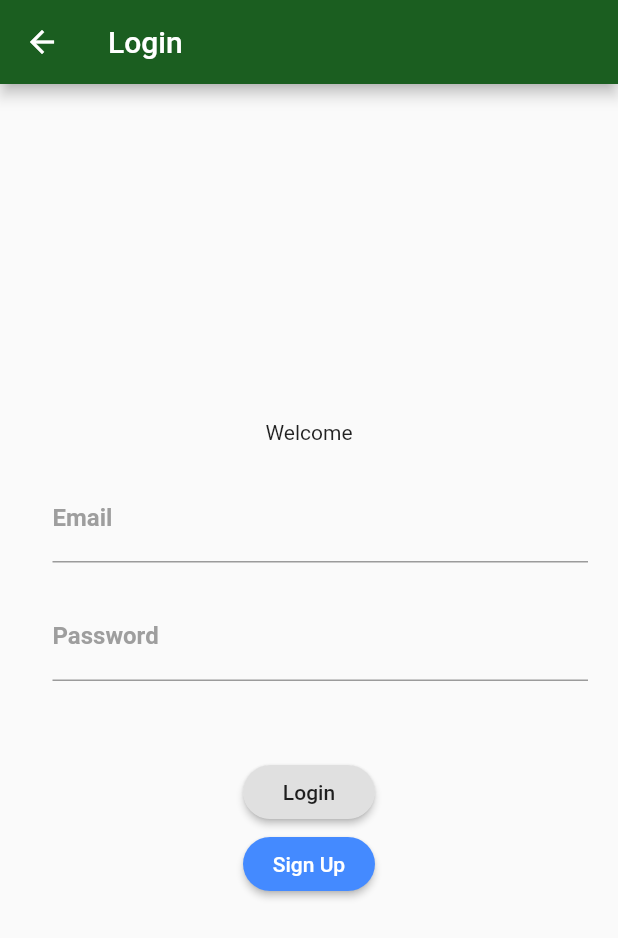
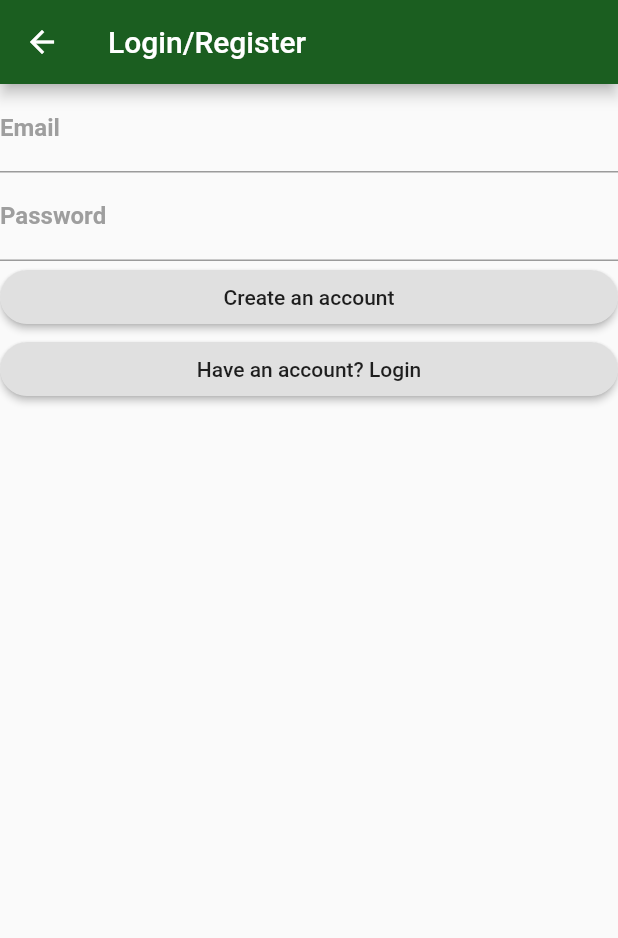
Before and after one commit to k-ly73/BobaFrenzy, a Flutter app: the LoginPage screen opened by its route, on a phone screen of 412 x 824 dp. Shown: the top 938 px of the screen. Run offline on Flutter 3.47's test engine with Material 2 defaults, Android fonts, the phone set to English and light mode, and no system bars; our stand-ins replace firebase_auth; accounts and stored records are empty; Roboto replaces fonts that are missing (Montserra).

Commit message:
Updated Login authentication

```diff
--- a/app/lib/main.dart
+++ b/app/lib/main.dart
@@ -15,7 +15,7 @@ class MyApp extends StatelessWidget {
     return MaterialApp(
       theme: ThemeData(primaryColor: Colors.green[900]),
 
-      home: CreateDrink(),
+      home: IntroScreen(),
       routes: <String, WidgetBuilder> {
         "/profile": (BuildContext context) => new ProfilePage(),
         "/collections": (BuildContext context) => new CollectionsPage(),
--- a/app/lib/screens/collections.dart
+++ b/app/lib/screens/collections.dart
@@ -1,5 +1,4 @@
 import 'package:flutter/material.dart';
-
 class CollectionsPage extends StatelessWidget {
   static const String routeName = "/collections";
 
--- a/app/lib/screens/login.dart
+++ b/app/lib/screens/login.dart
@@ -1,13 +1,66 @@
 import 'package:flutter/material.dart';
 import 'package:firebase_auth/firebase_auth.dart';
-import 'package:google_sign_in/google_sign_in.dart';
+import 'home_page.dart';
 
-import 'home_page.dart';
-class LoginPage extends StatelessWidget {
+class LoginPage extends StatefulWidget{
+  @override
+  State<StatefulWidget> createState() => new _LoginPage();
+}
+
+enum FormType {
+  login,
+  register
+}
+
+class _LoginPage extends State<LoginPage> {
+
+  String email;
+  String password;
+  FormType _formType;
 
   final FirebaseAuth _auth = FirebaseAuth.instance;
-  // var currentUser = widget.user.displayName;
+  final formKey = new GlobalKey<FormState>();
 
+  bool validateAndSave() {
+    final form = formKey.currentState;
+    if (form.validate()){
+      form.save();
+      return true;
+    }
+    return false;
+  }
+
+  void validateAndSubmit() async {
+    if(validateAndSave()){
+      try {
+        if(_formType == FormType.login) {
+          FirebaseUser user = (await FirebaseAuth.instance.createUserWithEmailAndPassword(email: email, password: password)).user;
+          print("Signed in: ${user.uid}");
+        }
+        FirebaseUser user = (await FirebaseAuth.instance.createUserWithEmailAndPassword(email: email, password: password)).user;
+        print("Registered user: ${user.uid}");
+      }
+      catch(e) {
+        print('Error: $e');
+      }
+
+    }
+  }
+
+
+  void registerAccount(){
+    formKey.currentState.reset();
+    setState((){
+      _formType = FormType.register;
+    });
+  }
+
+  void loginAccount() {
+    formKey.currentState.reset();
+    setState((){
+      _formType = FormType.login;
+    });
+  }
   var emailEditingController = TextEditingController();
   var passwordEditingController = TextEditingController();
 
@@ -15,26 +68,23 @@ class LoginPage extends StatelessWidget {
   Widget build(BuildContext context){
     return Scaffold(
       appBar: AppBar(
-        title: Text("Login"),
+        title: new Text("Login/Register")
       ),
-      body: Center(
+      body: new Container(
+        child: Form(
+          key: formKey,
           child: Column(
-          mainAxisAlignment: MainAxisAlignment.center,
-          children: <Widget>[
-            Container(
-              child: Column(
-                children: <Widget>[
-                  Text(
-                    "Welcome",
+            crossAxisAlignment: CrossAxisAlignment.stretch,
+            children: buildInputs() + buildSubmitButtons()
           ),
-                ],
         )
       ),
-            Container(
-              padding: EdgeInsets.fromLTRB(35, 20, 20, 0),
-              child: Column(
-                children: <Widget>[
-                  TextField(
+    );
+  }
+
+  List<Widget> buildInputs(){
+    return [
+      new TextFormField(
         controller: emailEditingController,
         obscureText: false,
         decoration: InputDecoration(
@@ -45,15 +95,10 @@ class LoginPage extends StatelessWidget {
             color: Colors.grey,
           )
         ),
+        validator: (value) => value.isEmpty ? 'Email can\'t be empty' : null,
+        onSaved: (value) => email = value,
       ),
-                ],
-              )
-            ),
-            Container(
-              padding: EdgeInsets.fromLTRB(35, 20, 20, 50),
-              child: Column(
-                children: <Widget>[
-                  TextField(
+       new TextFormField(
         controller: passwordEditingController,
         obscureText: true,
         decoration: InputDecoration(
@@ -64,36 +109,23 @@ class LoginPage extends StatelessWidget {
             color: Colors.grey,
           )
         ),
+        validator: (value) => value.isEmpty ? 'Password can\'t be empty' : null,
+        onSaved: (value) => password = value,
       ),
-                ],
-              )
-            ),
-
-            RaisedButton(
-              padding: EdgeInsets.all(8.0),
+    ];
+  }
+  List<Widget> buildSubmitButtons() {
+    if( _formType == FormType.login){
+      return [
+        new RaisedButton(
           child: Text("Login"),
           shape: RoundedRectangleBorder(
             borderRadius: new BorderRadius.circular(18.0),
           ),
-              onPressed: (){
-              print("clicked");
-              print(emailEditingController.text.toString());
-              print(passwordEditingController.text.toString());
+          onPressed: validateAndSubmit,
+        ),
+        new RaisedButton(
 
-              _auth.createUserWithEmailAndPassword(
-                email: emailEditingController.text.toString(),
-                password: passwordEditingController.text.toString())
-                .then((value) {
-                  print("Successfully signed in! " + value.user.uid);
-                  MaterialPageRoute(builder: (context) => HomeScreen());
-                }).catchError((e){
-                  print("Unable to sign in " + e.toString());
-                });
-            },
-
-          ),
-          RaisedButton(
-            padding: EdgeInsets.all(8.0),
           textColor: Colors.white,
           color: Colors.blueAccent,
           splashColor: Colors.blueAccent,
@@ -101,30 +133,27 @@ class LoginPage extends StatelessWidget {
             borderRadius: new BorderRadius.circular(18.0),
           ),
           child: Text("Sign Up"),
-
-            onPressed: (){
-              print("clicked");
-              print(emailEditingController.text.toString());
-              print(passwordEditingController.text.toString());
-
-              _auth.createUserWithEmailAndPassword(email: null, password: null);
-              _auth.createUserWithEmailAndPassword(
-                email: emailEditingController.text.toString(),
-                password: passwordEditingController.text.toString())
-                .then((value) {
-                  print("Successfully signed up" + value.user.uid);
-                  Navigator.push(context,
-                    MaterialPageRoute(builder: (context) => HomeScreen())
-                  );
-                }).catchError((e){
-                  print("Unable to signed up" + e.toString());
-                });
-              },
-
+          onPressed: loginAccount,
+        ),
+      ];
+    }
+    else {
+      return [
+        new RaisedButton(
+          child: new Text('Create an account'),
+          shape: RoundedRectangleBorder(
+            borderRadius: new BorderRadius.circular(18.0),
+          ),
+          onPressed: validateAndSubmit,
+        ),
+        new RaisedButton(
+          child: new Text("Have an account? Login"),
+          shape: RoundedRectangleBorder(
+            borderRadius: new BorderRadius.circular(18.0),
+          ),
+          onPressed: loginAccount,
         )
-          ],
-        )
-      )
-    );
+      ];
     }
   }
+}
--- a/app/lib/screens/order_screen.dart
+++ b/app/lib/screens/order_screen.dart
@@ -82,9 +82,8 @@ class _OrderState extends State<CreateDrink> {
                 ),
                 onPressed: (){
                   Navigator.push(context, new MaterialPageRoute(
-                    builder: (BuildContext context) => new ReviewCreation())
+                    builder: (BuildContext context) => new ReviewCreation(order: _drinkOrder))
                   );
-
                 }
 
 
--- a/app/pubspec.yaml
+++ b/app/pubspec.yaml
@@ -35,6 +35,8 @@ dependencies:
   # The following adds the Cupertino Icons font to your application.
   # Use with the CupertinoIcons class for iOS style icons.
   cupertino_icons: ^0.1.2
+
+  validators: ^2.0.0+1
 
 dev_dependencies:
   flutter_test:
```
Also changed, not shown: app/lib/screens/review_order.dart (+11 -2 lines), app/lib/screens/sign_up.dart (added, +18 -0 lines), app/pubspec.lock. Lines whose indentation alone changed are shown as unchanged.
